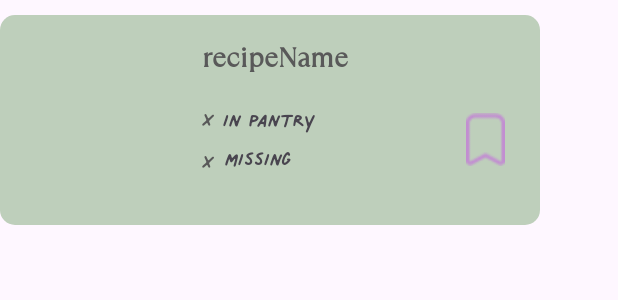
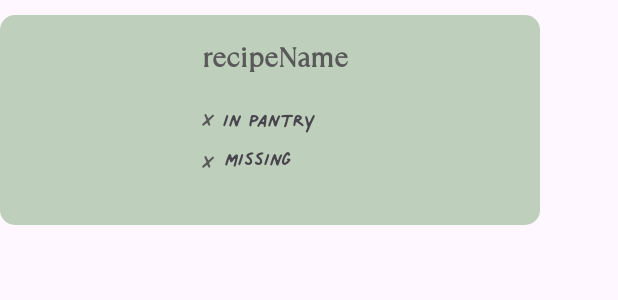
Before and after one commit to AndreiKevin/dormdinner, an Android app: the layout item_view.xml on its own in the app's theme, with its tools: preview values and no code run, on a phone screen of 412 x 824 dp. Shown: the top 300 px of the screen. Run offline under Robolectric (Android 15) with nearby library versions, the phone set to English and light mode, and no system bars.

Commit message:
updated basic db
updated basic db

```diff
--- a/app/src/main/java/com/mobdeve/s16/chua/andreikevin/dormdinner/DBHandler.java
+++ b/app/src/main/java/com/mobdeve/s16/chua/andreikevin/dormdinner/DBHandler.java
@@ -10,7 +10,6 @@ public class DBHandler extends SQLiteOpenHelper {
     private static final String DB_NAME = "dormDiner_favoriteRecipes";
     private static final int DB_VERSION = 1;
     private static final String TABLE_NAME = "favoriteRecipes";
-    private static final String ID_COL = "id";
     private static final String RECIPE_NAME_COL = "recipe_name";
     private static final int IMAGE = 0;
     public DBHandler(Context context) {
@@ -20,7 +19,6 @@ public class DBHandler extends SQLiteOpenHelper {
     @Override
     public void onCreate(SQLiteDatabase db) {
         String query = "CREATE TABLE " + TABLE_NAME + " ("
-                + ID_COL + " INTEGER PRIMARY KEY AUTOINCREMENT, "
                 + RECIPE_NAME_COL + " TEXT)";
 
         db.execSQL(query);
--- a/app/src/main/java/com/mobdeve/s16/chua/andreikevin/dormdinner/Items.java
+++ b/app/src/main/java/com/mobdeve/s16/chua/andreikevin/dormdinner/Items.java
@@ -8,12 +8,9 @@ public class Items {
     int have;
     String recipeName;
 
-    public Items(String id, int pic, Boolean pic2, int yesAmt, int noAmt, String recipeName) {
-        this.id = id;
+    public Items(int pic, Boolean pic2, String recipeName) {
         this.pic = pic;
         this.pic2 = pic2;
-        this.have = yesAmt;
-        this.none = noAmt;
         this.recipeName = recipeName;
     }
 
--- a/app/src/main/res/layout/item_view.xml
+++ b/app/src/main/res/layout/item_view.xml
@@ -86,19 +86,4 @@
         android:text="missing"
         android:textSize="25sp" />
 
-    <ToggleButton
-        android:id="@+id/addToFav"
-        android:layout_width="27dp"
-        android:layout_height="35dp"
-        android:layout_below="@+id/recipeName"
-        android:layout_alignParentEnd="true"
-        android:layout_marginStart="168dp"
-        android:layout_marginTop="24dp"
-        android:layout_marginEnd="23dp"
-        android:layout_toEndOf="@+id/noAmt"
-        android:background="@drawable/favs_selector"
-        android:checked="false"
-        android:textOff=" "
-        android:textOn=" " />
-
 </RelativeLayout>
```
Also changed, not shown: app/src/main/java/com/mobdeve/s16/chua/andreikevin/dormdinner/favoriteRecipes.java (+8 -0 lines), app/src/main/java/com/mobdeve/s16/chua/andreikevin/dormdinner/viewRecipe.java (+48 -2 lines), app/src/main/res/layout/favorite_recipes.xml (+0 -23 lines).
